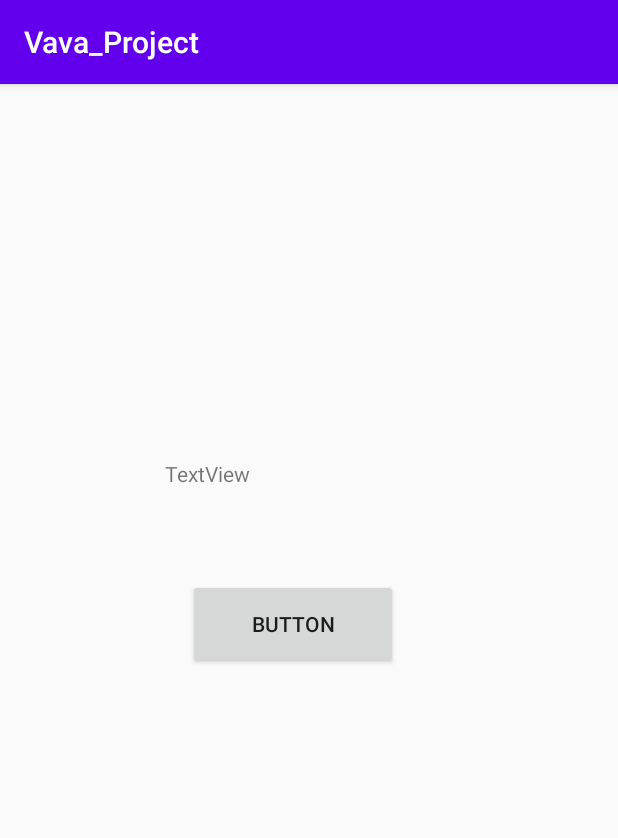
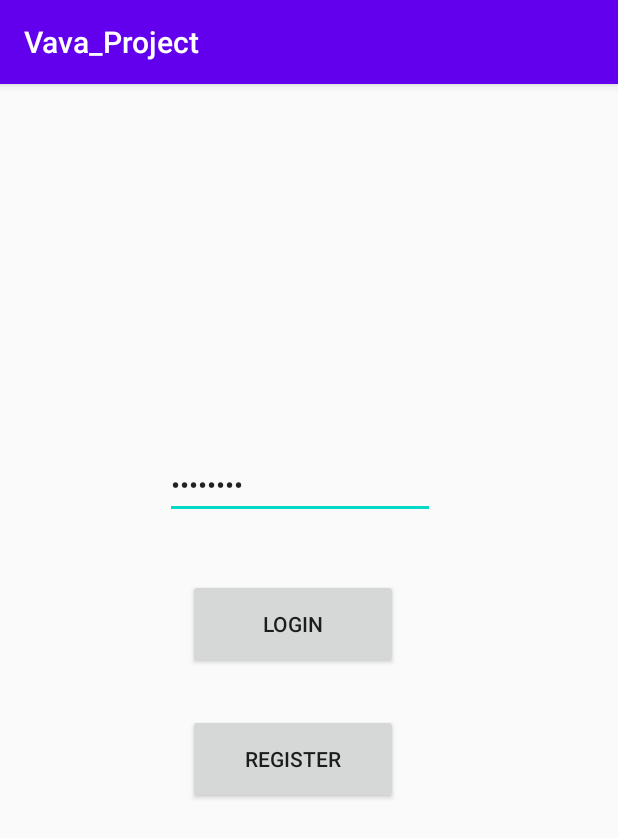
Before and after one commit to ikarus1211/VAVA_Project, an Android app: the screen it shows after launch (MainActivity), on a phone screen of 412 x 824 dp. Shown: the top 838 px of the screen. Run offline under Robolectric (Android 15) with nearby library versions, the phone set to English and light mode, and no system bars.

Commit message:
Adding names into UI

```diff
--- a/app/src/main/res/layout/activity_main.xml
+++ b/app/src/main/res/layout/activity_main.xml
@@ -7,34 +7,46 @@
     tools:context=".MainActivity">
 
     <TextView
-        android:id="@+id/textView"
+        android:id="@+id/NameText"
         android:layout_width="180dp"
         android:layout_height="40dp"
         android:layout_marginStart="110dp"
         android:layout_marginTop="320dp"
         android:layout_marginBottom="660dp"
-        android:text="TextView"
+        android:text="@string/user_name"
         app:layout_constraintBottom_toBottomOf="parent"
         app:layout_constraintStart_toStartOf="parent"
         app:layout_constraintTop_toTopOf="parent" />
 
-    <TextView
-        android:id="@+id/textView2"
+    <Button
+        android:id="@+id/LoginButton"
+        android:layout_width="140dp"
+        android:layout_height="60dp"
+        android:layout_marginStart="125dp"
+        android:layout_marginTop="330dp"
+        android:text="@string/log_button"
+        app:layout_constraintStart_toStartOf="parent"
+        app:layout_constraintTop_toTopOf="parent" />
+
+    <EditText
+        android:id="@+id/PasswText"
         android:layout_width="180dp"
         android:layout_height="40dp"
         android:layout_marginStart="110dp"
         android:layout_marginTop="250dp"
-        android:text="TextView"
+        android:ems="10"
+        android:inputType="textPassword"
+        android:text="@string/pass_text"
         app:layout_constraintStart_toStartOf="parent"
         app:layout_constraintTop_toTopOf="parent" />
 
     <Button
-        android:id="@+id/Login"
+        android:id="@+id/RegisterButton"
         android:layout_width="140dp"
         android:layout_height="60dp"
         android:layout_marginStart="125dp"
-        android:layout_marginTop="330dp"
-        android:text="Button"
+        android:layout_marginTop="420dp"
+        android:text="@string/reg_button"
         app:layout_constraintStart_toStartOf="parent"
         app:layout_constraintTop_toTopOf="parent" />
 </androidx.constraintlayout.widget.ConstraintLayout>
--- a/app/src/main/res/values/strings.xml
+++ b/app/src/main/res/values/strings.xml
@@ -1,3 +1,7 @@
 <resources>
     <string name="app_name">Vava_Project</string>
+    <string name="user_name">Username</string>
+    <string name="log_button">Login</string>
+    <string name="reg_button">Register</string>
+    <string name="pass_text">Password</string>
 </resources>
```
